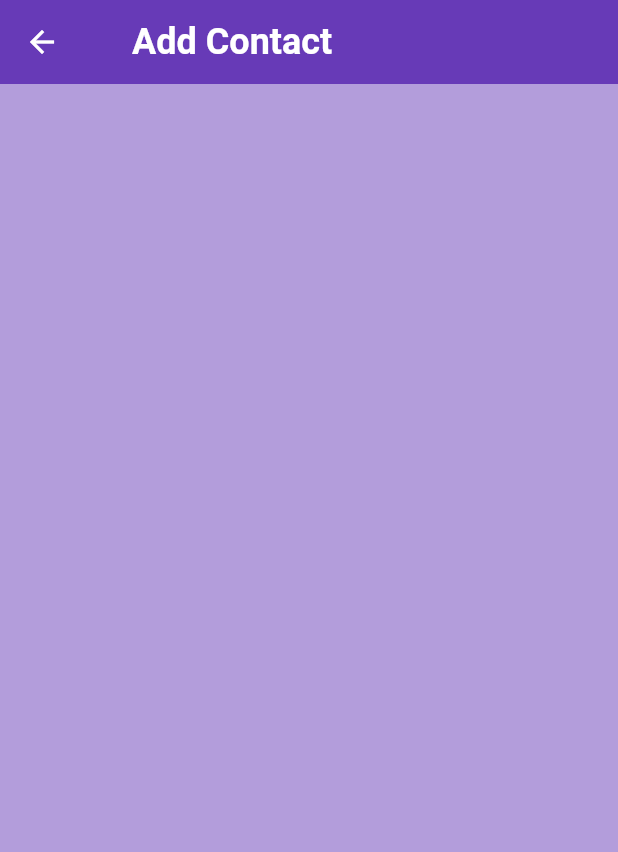
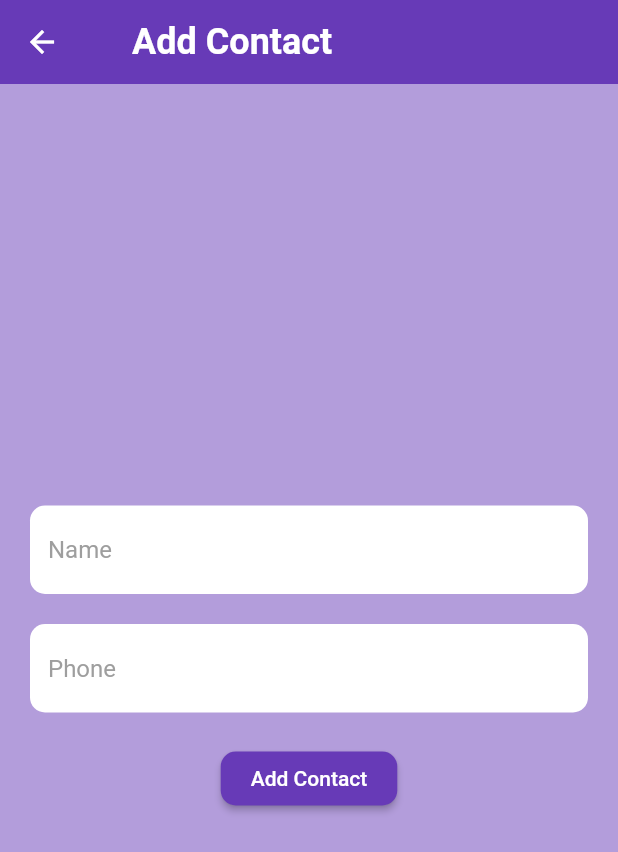
Before and after one commit to yagizsarii/ContacsProject, a Flutter app: the AddPage screen opened by its route, on a phone screen of 412 x 824 dp. Shown: the top 852 px of the screen. Run offline on Flutter 3.47's test engine with Material 2 defaults, Android fonts, the phone set to English and light mode, and no system bars.

Commit message:
feat: textField added addcontacts page

```diff
--- /dev/null
+++ b/contacts_app/lib/components/my_text_field.dart
@@ -0,0 +1,26 @@
+import 'package:flutter/material.dart';
+
+class MyTextField extends StatelessWidget {
+  final String hintText;
+  final bool isText;
+
+  const MyTextField(
+      {super.key, required this.hintText, required this.isText});
+
+  @override
+  Widget build(BuildContext context) {
+    return TextField(
+      keyboardType: isText ? TextInputType.text : TextInputType.number,
+      decoration: InputDecoration(
+          hintText: hintText,
+          hintStyle: TextStyle(
+            color: Colors.grey,
+          ),
+          filled: true,
+          fillColor: Colors.white,
+          border: OutlineInputBorder(
+              borderRadius: BorderRadius.all(Radius.circular(10)),
+              borderSide: BorderSide.none)),
+    );
+  }
+}
--- a/contacts_app/lib/pages/add_page.dart
+++ b/contacts_app/lib/pages/add_page.dart
@@ -1,3 +1,4 @@
+import 'package:contacts_app/components/my_text_field.dart';
 import 'package:flutter/material.dart';
 
 class AddPage extends StatelessWidget {
@@ -6,6 +7,7 @@ class AddPage extends StatelessWidget {
   @override
   Widget build(BuildContext context) {
     return Scaffold(
+      backgroundColor: Colors.deepPurple[200],
       appBar: AppBar(
         title: const Padding(
           padding: EdgeInsets.only(left: 16),
@@ -17,9 +19,28 @@ class AddPage extends StatelessWidget {
         ),
         elevation: 0,
       ),
-      body: Container(
-        color: Colors.deepPurple[200],
-      )
+      body: Column(
+        mainAxisAlignment: MainAxisAlignment.center,
+        children: [
+          Padding(
+            padding: const EdgeInsets.only(left: 20, right: 20, bottom: 20),
+            child: MyTextField(hintText: 'Name', isText: true),
+          ),
+          Padding(
+            padding: const EdgeInsets.only(left: 20, right: 20, bottom: 20),
+            child: MyTextField(hintText: 'Phone', isText: false),
+          ),
+          ElevatedButton(
+            onPressed: () {},
+            child: const Text('Add Contact'),
+            style: ElevatedButton.styleFrom(
+              padding: const EdgeInsets.only(left: 20, right: 20),
+              shape: RoundedRectangleBorder(
+                borderRadius: BorderRadius.circular(10)
+              )
+            ),
+          )
+      ],)
     );
   }
 }
```
